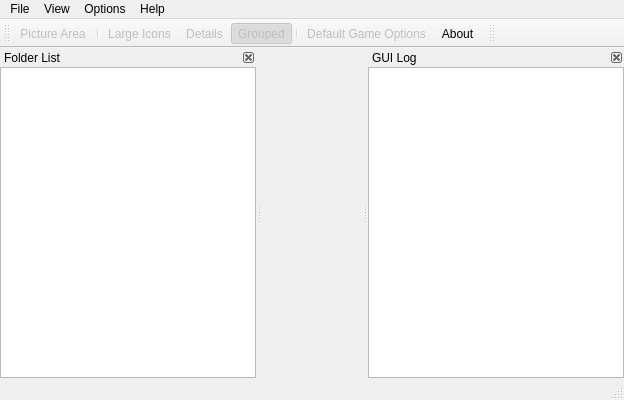
Qt form trunk/qtui/mamepguimain.ui (svn2github/mameplus) before a commit.
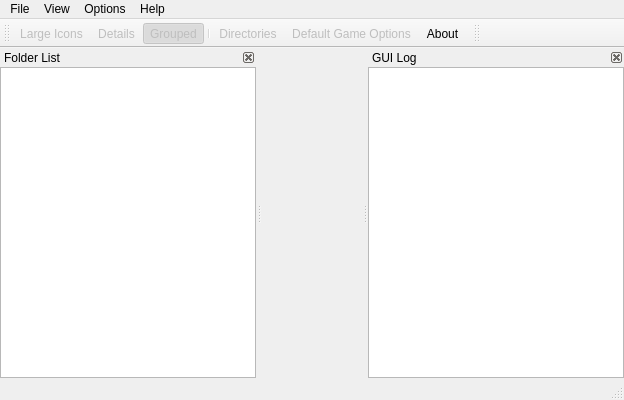
The same form after that commit. Icons and pictures are not drawn.

```diff
--- a/trunk/qtui/mamepguimain.ui
+++ b/trunk/qtui/mamepguimain.ui
@@ -156,12 +156,11 @@
    <attribute name="toolBarBreak" >
     <bool>false</bool>
    </attribute>
-   <addaction name="actionPicture_Area" />
-   <addaction name="separator" />
    <addaction name="actionLargeIcons" />
    <addaction name="actionDetails" />
    <addaction name="actionGrouped" />
    <addaction name="separator" />
+   <addaction name="actionDirectories" />
    <addaction name="actionDefaultOptions" />
    <addaction name="actionAbout" />
   </widget>
@@ -328,21 +327,6 @@
     <string>Large Icons</string>
    </property>
   </action>
-  <action name="actionPicture_Area" >
-   <property name="enabled" >
-    <bool>false</bool>
-   </property>
-   <property name="icon" >
-    <iconset resource="mamepguimain.qrc" >
-     <normaloff>:/res/mame32-show-snap.png</normaloff>:/res/mame32-show-snap.png</iconset>
-   </property>
-   <property name="text" >
-    <string>Picture Area</string>
-   </property>
-   <property name="shortcut" >
-    <string>Alt+P</string>
-   </property>
-  </action>
   <action name="actionVerticalTabs" >
    <property name="checkable" >
     <bool>true</bool>
```
Left out of the diff: 23 changed lines with no effect on the pictures.
